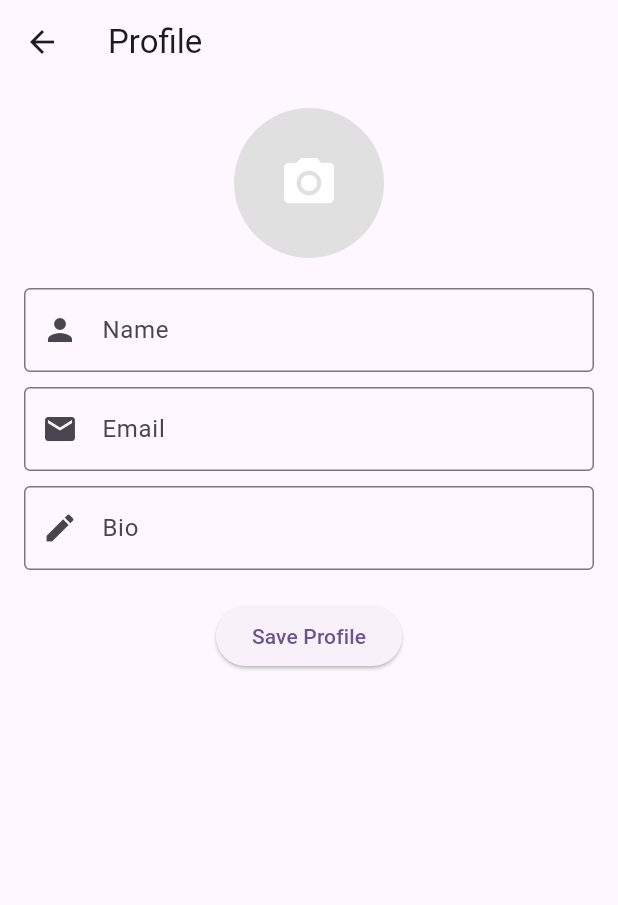
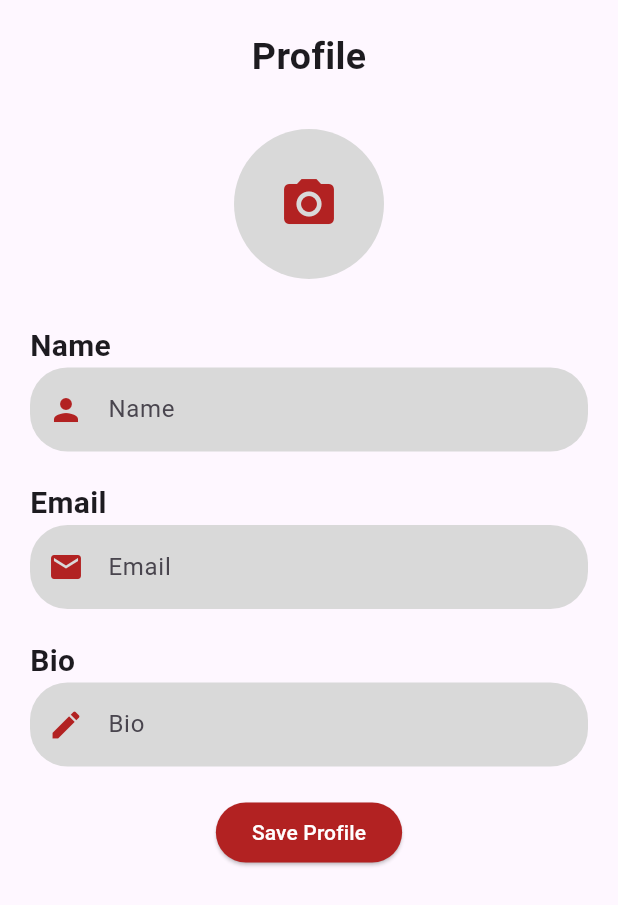
Before and after one commit to ibhaze/Toy-Exchange-Application, a Flutter app: the ProfileScreen screen opened directly, on a phone screen of 412 x 824 dp. Shown: the top 905 px of the screen. Run offline on Flutter 3.47's test engine with Material 3 defaults, Android fonts, the phone set to English and light mode, and no system bars; our stand-ins replace cloud_firestore, firebase_core, firebase_storage, google_fonts, image_picker; accounts and stored records are empty.

Commit message:
[feat]added design on profile page.

```diff
--- a/wishntoss/lib/screens/profile_screen.dart
+++ b/wishntoss/lib/screens/profile_screen.dart
@@ -63,55 +63,85 @@ class _ProfileScreenState extends State<ProfileScreen> {
   @override
   Widget build(BuildContext context) {
     return Scaffold(
-      appBar: AppBar(
-        title: const Text('Profile'),
-      ),
       body: Padding(
-        padding: const EdgeInsets.all(16.0),
+        padding: const EdgeInsets.all(20.0),
         child: SingleChildScrollView(
           child: Column(
-            crossAxisAlignment: CrossAxisAlignment.start,
+            crossAxisAlignment: CrossAxisAlignment.center,
             children: [
+              Text("Profile",
+                  style: TextStyle(fontSize: 25, fontWeight: FontWeight.bold)),
+              SizedBox(height: 30),
               Center(
                 child: GestureDetector(
                   onTap: _pickImage,
                   child: CircleAvatar(
                     radius: 50,
-                    backgroundColor: Colors.grey[300],
+                    backgroundColor: Color(0xFFD9D9D9),
                     backgroundImage: _image != null ? FileImage(_image!) : null,
                     child: _image == null
                         ? const Icon(
                             Icons.camera_alt,
                             size: 40,
-                            color: Colors.white,
+                            color: Color(0xFFB22222),
                           )
                         : null,
                   ),
                 ),
               ),
-              const SizedBox(height: 20),
+              const SizedBox(height: 30),
+              Column(
+                crossAxisAlignment: CrossAxisAlignment.start,
+                children: [
+                  const Text("Name",
+                      style:
+                          TextStyle(fontSize: 20, fontWeight: FontWeight.bold)),
                   _buildTextField(
-                labelText: 'Name',
+                    hintText: 'Name',
                     controller: _usernameController,
                     icon: Icons.person,
                   ),
-              const SizedBox(height: 10),
+                ],
+              ),
+              const SizedBox(height: 20),
+              Column(
+                crossAxisAlignment: CrossAxisAlignment.start,
+                children: [
+                  Text("Email",
+                      style:
+                          TextStyle(fontSize: 20, fontWeight: FontWeight.bold)),
                   _buildTextField(
-                labelText: 'Email',
+                    hintText: 'Email',
                     controller: _emailController,
                     icon: Icons.email,
                     inputType: TextInputType.datetime,
                   ),
-              const SizedBox(height: 10),
+                ],
+              ),
+              const SizedBox(height: 20),
+              Column(
+                crossAxisAlignment: CrossAxisAlignment.start,
+                children: [
+                  const Text("Bio",
+                      style:
+                          TextStyle(fontSize: 20, fontWeight: FontWeight.bold)),
                   _buildTextField(
-                labelText: 'Bio',
+                    hintText: 'Bio',
                     controller: _bioController,
                     icon: Icons.edit,
+                  ),
+                ],
               ),
               const SizedBox(height: 20),
               Center(
                 child: ElevatedButton(
                   onPressed: _saveProfile,
+                  style: ButtonStyle(
+                    backgroundColor: MaterialStateProperty.all<Color>(
+                        Color(0xFFB22222)), // 배경색 설정
+                    foregroundColor: MaterialStateProperty.all<Color>(
+                        Colors.white), // 텍스트 색상 설정
+                  ),
                   child: const Text('Save Profile'),
                 ),
               ),
@@ -124,7 +154,7 @@ class _ProfileScreenState extends State<ProfileScreen> {
 
   // TextField builder
   Widget _buildTextField({
-    required String labelText,
+    required String hintText,
     required TextEditingController controller,
     required IconData icon,
     TextInputType inputType = TextInputType.text,
@@ -133,9 +163,14 @@ class _ProfileScreenState extends State<ProfileScreen> {
       controller: controller,
       keyboardType: inputType,
       decoration: InputDecoration(
-        labelText: labelText,
-        prefixIcon: Icon(icon),
-        border: const OutlineInputBorder(),
+        hintText: hintText,
+        prefixIcon: Icon(icon, color: Color(0xFFB22222)),
+        border: OutlineInputBorder(
+          borderRadius: BorderRadius.circular(25), // 모서리를 둥글게 설정
+          borderSide: BorderSide.none, // 테두리 없애기
+        ),
+        fillColor: Color(0xFFD9D9D9),
+        filled: true,
       ),
     );
   }
```
Lines whose indentation alone changed are shown as unchanged.
